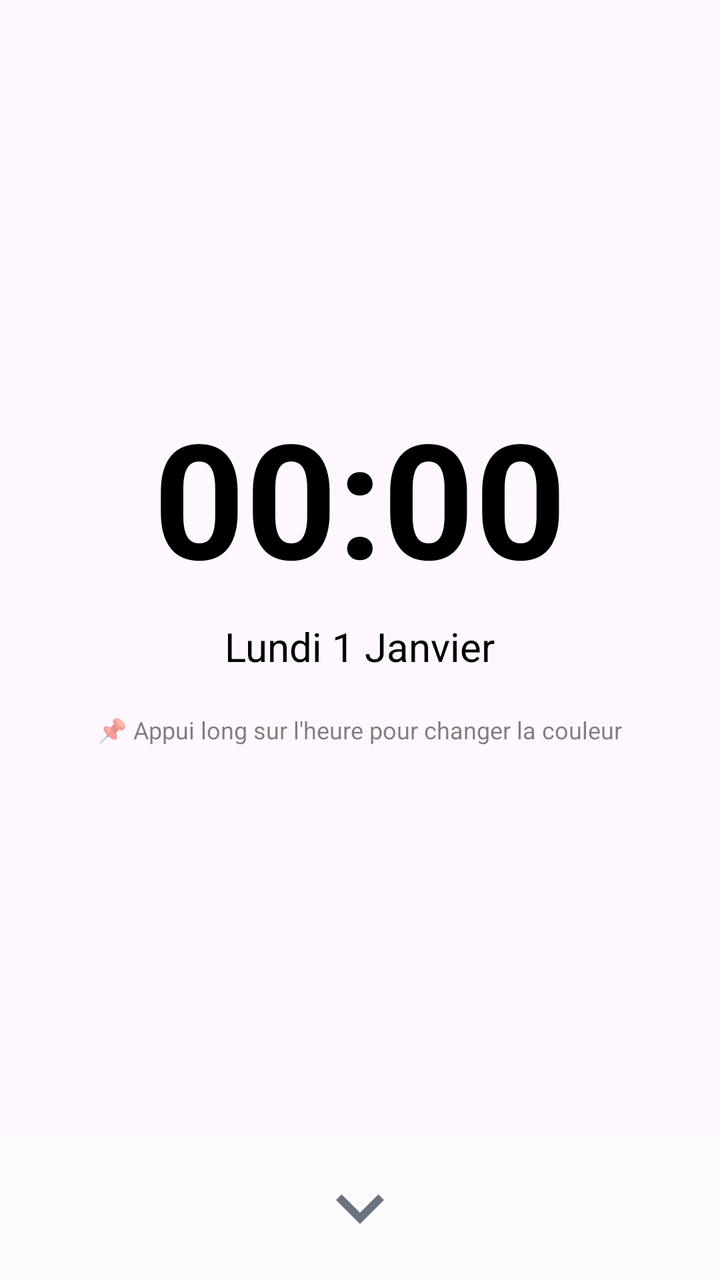
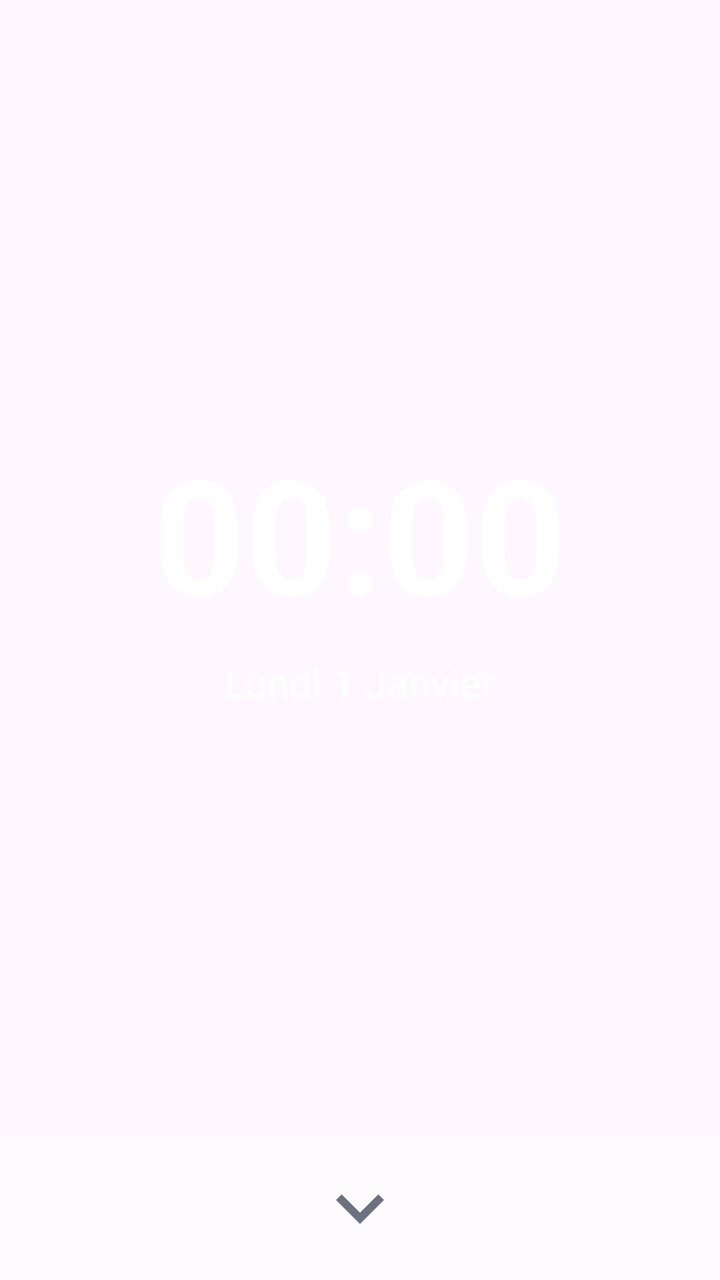

Before-and-after screenshots of an Android layout around one commit, followed by the original layout XML and the change that was made.
<!-- AndroidManifest.xml: application theme Theme.Luncher -->
<!-- res/layout/activity_launcher.xml -->
<?xml version="1.0" encoding="utf-8"?>
<LinearLayout xmlns:android="http://schemas.android.com/apk/res/android"
    android:layout_width="match_parent"
    android:layout_height="match_parent"
    android:background="@android:color/transparent"
    android:orientation="vertical"
    android:id="@+id/root_layout">

    <LinearLayout
        android:layout_width="match_parent"
        android:layout_height="0dp"
        android:layout_weight="1"
        android:gravity="center"
        android:orientation="vertical">

        <TextView
            android:id="@+id/heure_texte"
            android:layout_width="wrap_content"
            android:layout_height="wrap_content"
            android:text="00:00"
            android:textSize="80sp"
            android:textStyle="bold"
            android:textColor="#FF000000"/>

        <TextView
            android:id="@+id/date_texte"
            android:layout_width="wrap_content"
            android:layout_height="wrap_content"
            android:text="Lundi 1 Janvier"
            android:textSize="20sp"
            android:textColor="#FF000000"
            android:layout_marginTop="8dp"/>
        
        <TextView
            android:layout_width="wrap_content"
            android:layout_height="wrap_content"
            android:text="📌 Appui long sur l'heure pour changer la couleur"
            android:textSize="12sp"
            android:textColor="#80000000"
            android:layout_marginTop="20dp"/>
    </LinearLayout>

    <LinearLayout
        android:layout_width="match_parent"
        android:layout_height="wrap_content"
        android:gravity="center"
        android:paddingVertical="12dp"
        android:background="#80FFFFFF"
        android:elevation="0dp">

        <ImageView
            android:id="@+id/toggle_btn"
            android:layout_width="48dp"
            android:layout_height="48dp"
            android:src="@drawable/ic_expand"
            android:clickable="true"
            android:focusable="true"
            android:background="?attr/selectableItemBackgroundBorderless"/>
    </LinearLayout>

    <LinearLayout
        android:id="@+id/drawer_layout"
        android:layout_width="match_parent"
        android:layout_height="0dp"
        android:layout_weight="2"
        android:background="#CCFFFFFF"
        android:orientation="vertical"
        android:visibility="gone">

        <EditText
            android:id="@+id/search_input"
            android:layout_width="match_parent"
            android:layout_height="44dp"
            android:hint="🔍 Rechercher une application..."
            android:background="@drawable/search_bg"
            android:paddingHorizontal="16dp"
            android:textSize="14sp"
            android:layout_margin="16dp"
            android:inputType="textPersonName"
            android:gravity="center_vertical"/>

        <ProgressBar
            android:id="@+id/progress"
            android:layout_width="wrap_content"
            android:layout_height="wrap_content"
            android:layout_gravity="center"
            android:layout_marginTop="32dp"/>

        <androidx.recyclerview.widget.RecyclerView
            android:id="@+id/apps_recycler"
            android:layout_width="match_parent"
            android:layout_height="match_parent"
            android:paddingHorizontal="8dp"/>
    </LinearLayout>

</LinearLayout>
<!-- resources referenced by this layout -->
<resources>
  <!-- drawable ic_expand (drawable) -->
  <vector xmlns:android="http://schemas.android.com/apk/res/android"
      android:width="24dp"
      android:height="24dp"
      android:viewportWidth="24"
      android:viewportHeight="24"
      android:tint="#6B7280">
    <path
        android:fillColor="@android:color/white"
        android:pathData="M7.41,8.59L12,13.17l4.59,-4.58L18,10l-6,6 -6,-6 1.41,-1.41z"/>
  </vector>
  <!-- drawable search_bg (drawable) -->
  <?xml version="1.0" encoding="utf-8"?>
  <shape xmlns:android="http://schemas.android.com/apk/res/android"
      android:shape="rectangle">
      <solid android:color="#F7FAFC"/>
      <corners android:radius="22dp"/>
      <stroke android:width="1dp" android:color="#E2E8F0"/>
  </shape>
  <style name="Theme.Luncher" parent="Theme.Material3.DayNight.NoActionBar">
          <item name="android:statusBarColor">#F5F7FA</item>
      </style>
</resources>

<!-- the commit's change to res/layout/activity_launcher.xml (unified diff, before → after) -->
@@ -6,6 +6,7 @@
     android:orientation="vertical"
     android:id="@+id/root_layout">
 
+    
     <LinearLayout
         android:layout_width="match_parent"
         android:layout_height="0dp"
@@ -20,7 +21,7 @@
             android:text="00:00"
             android:textSize="80sp"
             android:textStyle="bold"
-            android:textColor="#FF000000"/>
+            android:textColor="#FFFFFFFF"/>
 
         <TextView
             android:id="@+id/date_texte"
@@ -28,18 +29,11 @@
             android:layout_height="wrap_content"
             android:text="Lundi 1 Janvier"
             android:textSize="20sp"
-            android:textColor="#FF000000"
+            android:textColor="#FFFFFFFF"
             android:layout_marginTop="8dp"/>
-        
-        <TextView
-            android:layout_width="wrap_content"
-            android:layout_height="wrap_content"
-            android:text="📌 Appui long sur l'heure pour changer la couleur"
-            android:textSize="12sp"
-            android:textColor="#80000000"
-            android:layout_marginTop="20dp"/>
     </LinearLayout>
 
+    
     <LinearLayout
         android:layout_width="match_parent"
         android:layout_height="wrap_content"
@@ -58,6 +52,7 @@
             android:background="?attr/selectableItemBackgroundBorderless"/>
     </LinearLayout>
 
+    
     <LinearLayout
         android:id="@+id/drawer_layout"
         android:layout_width="match_parent"
